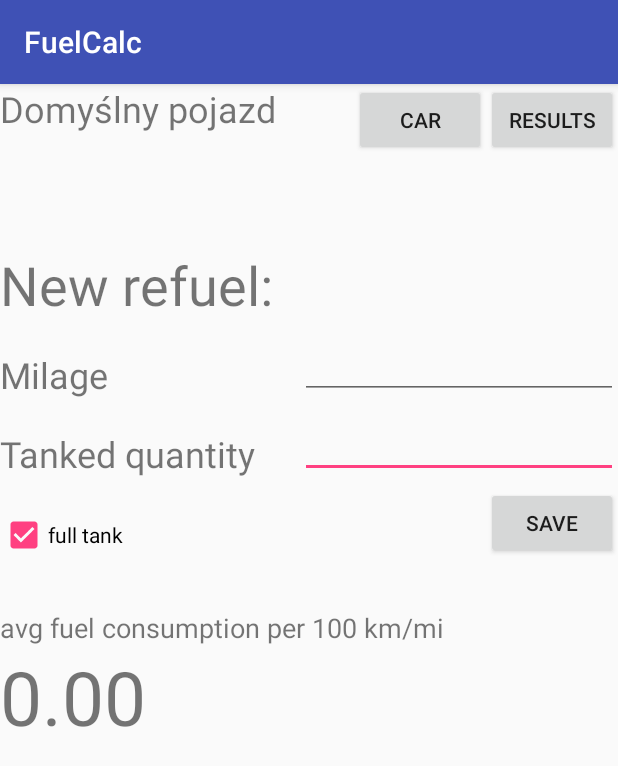
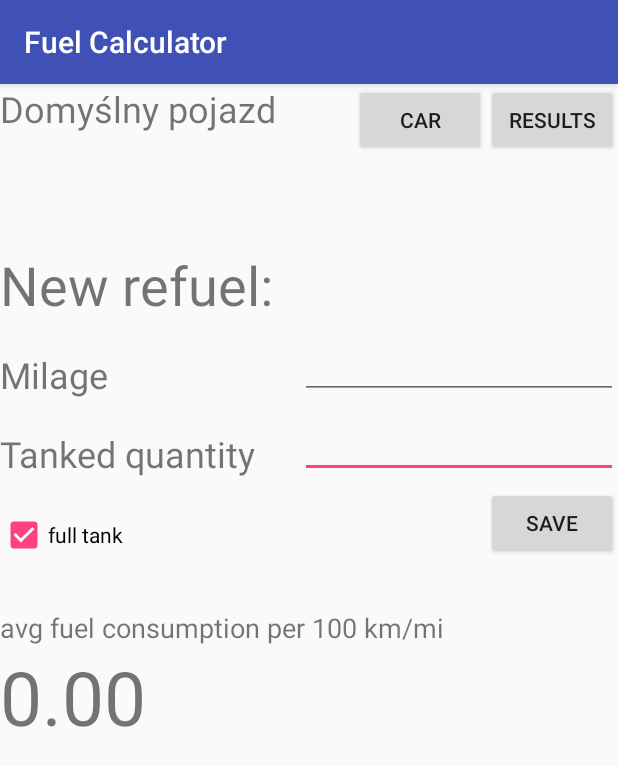
Before and after one commit to maroo2x/FuelCalc_new, an Android app: the screen it shows after launch (FuelCalcActivity), on a phone screen of 412 x 824 dp. Shown: the top 766 px of the screen. Run offline under Robolectric (Android 15) with nearby library versions, the phone set to English and light mode, and no system bars.

Commit message:
git push -u origin master

```diff
--- a/app/build.gradle
+++ b/app/build.gradle
@@ -7,7 +7,7 @@ android {
         applicationId "higheye.fuelcalc"
         minSdkVersion 15
         targetSdkVersion 25
-        versionCode 3
+        versionCode 4
         versionName "1.3"
         testInstrumentationRunner "android.support.test.runner.AndroidJUnitRunner"
     }
--- a/app/src/main/res/layout/activity_fuel_calc.xml
+++ b/app/src/main/res/layout/activity_fuel_calc.xml
@@ -19,7 +19,8 @@
             android:background="?attr/colorPrimary"
             android:paddingEnd="0dp"
             app:popupTheme="@style/AppTheme.PopupOverlay"
-            app:title="FuelCalc" />
+            app:title="@string/app_name"
+            tools:title="@string/app_name" />
 
     </android.support.design.widget.AppBarLayout>
 
--- a/app/src/main/res/values/strings.xml
+++ b/app/src/main/res/values/strings.xml
@@ -1,5 +1,5 @@
 <resources>
-    <string name="app_name">FuelCalc</string>
+    <string name="app_name">Fuel Calculator</string>
     <string name="action_settings">Settings</string>
     <string name="var">zmienna</string>
     <string name="delete_button">delete</string>
```
Also changed, not shown: 1 other file.
